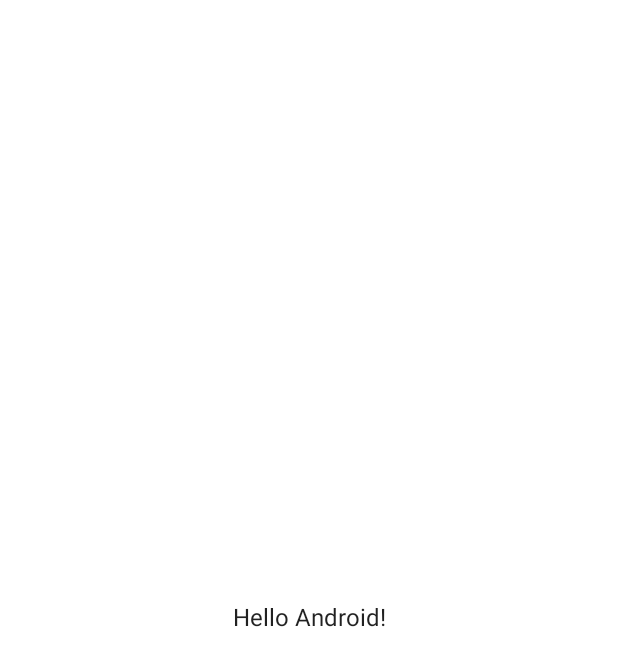
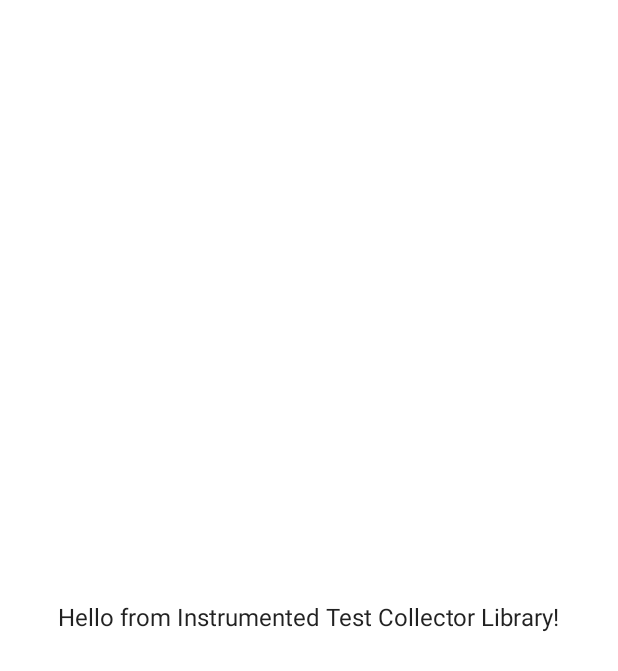
Before and after one commit to buildkite/bktest, an Android app built with Jetpack Compose: the screen it shows after launch (MainActivity), on a phone screen of 412 x 824 dp. Before the commit the part shown is almost empty. Shown: the top 671 px of the screen. Run offline under Robolectric (Android 15) with nearby library versions, the phone set to English and light mode, and no system bars.

Commit message:
Setup dependency in example project to use local publsihed library or module

```diff
--- a/test-collector-android/example-project/build.gradle.kts
+++ b/test-collector-android/example-project/build.gradle.kts
@@ -51,6 +51,12 @@
 
 dependencies {
 
+    implementation(project(":test-collector:instrumented-test-collector-library"))
+
+    // Comment out the above line and uncomment the below implementation to test the library published on local maven repository
+    // Note: Run './gradlew publishToMavenLocal' command if the library isn't published locally
+//     implementation("com.buildkite.test-collector-android:instrumented-test-collector:0.1.0")
+
     implementation(Dependencies.AndroidX.coreKtx)
     implementation(Dependencies.AndroidX.lifecycle)
     implementation(Dependencies.AndroidX.activity)
--- a/test-collector-android/example-project/src/main/java/com/buildkite/example_project/MainActivity.kt
+++ b/test-collector-android/example-project/src/main/java/com/buildkite/example_project/MainActivity.kt
@@ -14,6 +14,7 @@
 import androidx.compose.ui.Modifier
 import androidx.compose.ui.tooling.preview.Preview
 import com.buildkite.example_project.ui.theme.ExampleProjectTheme
+import com.buildkite.instrumented_test_collector.InstrumentedTestCollector
 
 class MainActivity : ComponentActivity() {
     override fun onCreate(savedInstanceState: Bundle?) {
@@ -28,7 +29,9 @@
                         verticalArrangement = Arrangement.Center,
                         horizontalAlignment = Alignment.CenterHorizontally
                     ) {
-                        Greeting("Android")
+                        val instrumentedTestCollector = InstrumentedTestCollector()
+
+                        Greeting(instrumentedTestCollector.greetingMessage())
                     }
                 }
             }
@@ -37,8 +40,8 @@
 }
 
 @Composable
-fun Greeting(name: String) {
-    Text(text = "Hello $name!")
+fun Greeting(message: String) {
+    Text(text = message)
 }
 
 @Preview(showBackground = true)
--- a/test-collector-android/settings.gradle.kts
+++ b/test-collector-android/settings.gradle.kts
@@ -10,6 +10,7 @@
     repositories {
         google()
         mavenCentral()
+        mavenLocal()
     }
 }
 include(":example-project")
--- /dev/null
+++ b/test-collector-android/test-collector/instrumented-test-collector-library/src/main/java/com/buildkite/instrumented_test_collector/InstrumentedTestCollector.kt
@@ -0,0 +1,7 @@
+package com.buildkite.instrumented_test_collector
+
+class InstrumentedTestCollector {
+    fun greetingMessage(): String {
+        return "Hello from Instrumented Test Collector Library!"
+    }
+}
```
